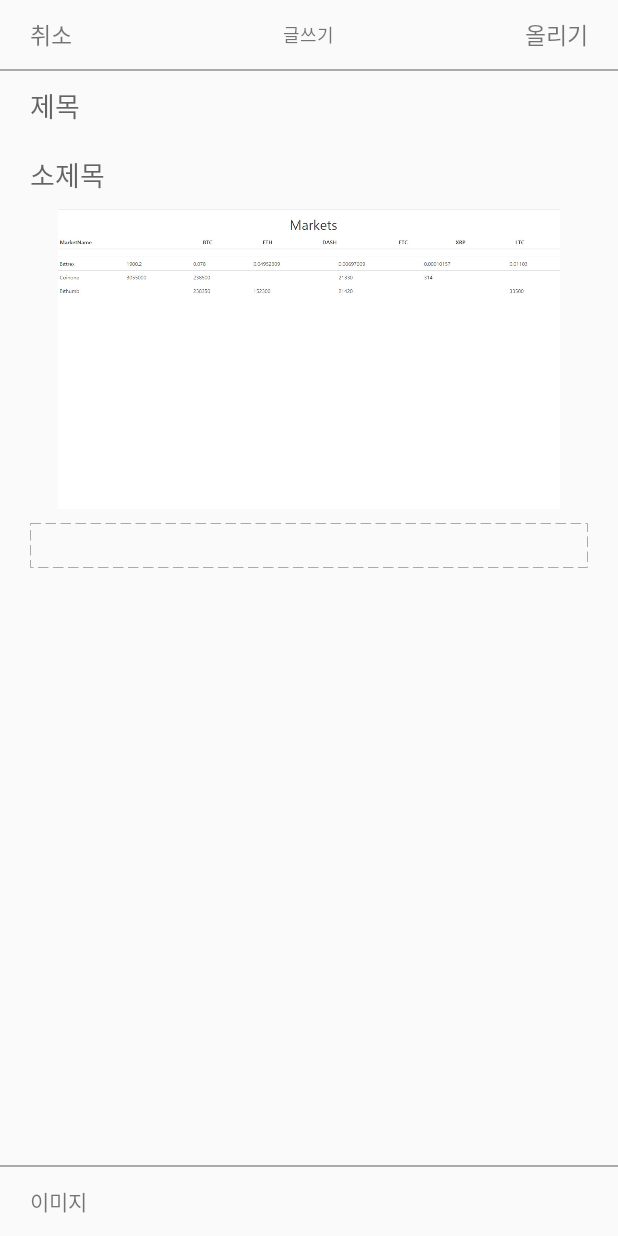
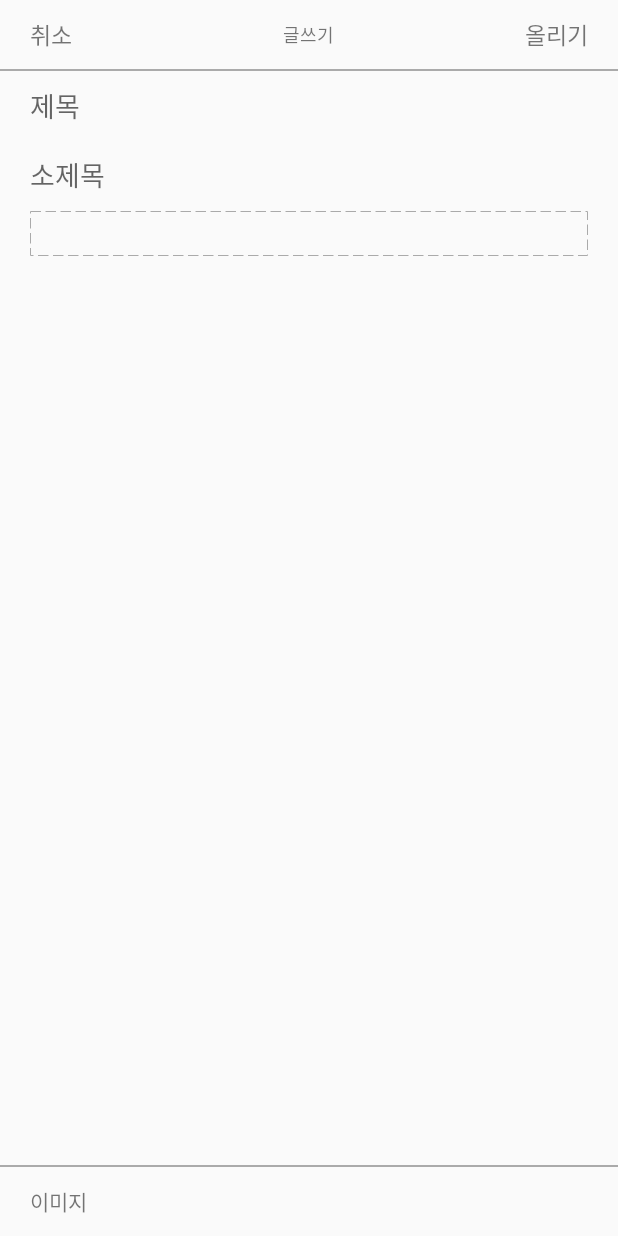
Before and after one commit to lowapple/PinEditor-android, an Android app: the screen it shows after launch (EditorActivity), on a phone screen of 412 x 824 dp. Run offline under Robolectric (Android 15) with nearby library versions, the phone set to English and light mode, and no system bars; Roboto replaces fonts that are not available here; 4 statements that could not run were skipped.

```diff
--- a/app/src/main/java/com/plancatlog/pineditor/Components/EditText/ComponentEditText.kt
+++ b/app/src/main/java/com/plancatlog/pineditor/Components/EditText/ComponentEditText.kt
@@ -35,7 +35,6 @@ open class ComponentEditText(context: Context) : ComponentBase() {
 
     fun requestFocus() {
         EditText().requestFocus()
-        lastCursor()
     }
 
     fun lastCursor() {
--- a/app/src/main/java/com/plancatlog/pineditor/Components/EditText/TextField.kt
+++ b/app/src/main/java/com/plancatlog/pineditor/Components/EditText/TextField.kt
@@ -26,7 +26,7 @@ open class TextField : EditText {
     }
 
     private fun init(context: Context) {
-        fontManager = FontManager(context)
+        fontManager = FontManager.GetInstance(context)
         this.setFont(FontName.NanumBarunGothicUltraLight)
         this.setImeOption()
     }
--- a/app/src/main/java/com/plancatlog/pineditor/EditorActivity.kt
+++ b/app/src/main/java/com/plancatlog/pineditor/EditorActivity.kt
@@ -38,8 +38,7 @@ open class EditorActivity : AppCompatActivity() {
             componentFactory.lastComponentRequest()
         }
 
-        componentFactory.addMediaImage(0)
-        componentFactory.addEditText(1)
+        componentFactory.addEditText(0)
         componentFactory.componentReload()
     }
 }
--- a/app/src/main/java/com/plancatlog/pineditor/Utils/FontManager.kt
+++ b/app/src/main/java/com/plancatlog/pineditor/Utils/FontManager.kt
@@ -32,4 +32,14 @@ class FontManager(context: Context) {
         else
             return null
     }
+
+    companion object {
+        var instance: FontManager? = null
+
+        fun GetInstance(context: Context): FontManager {
+            if (instance == null)
+                instance = FontManager(context)
+            return instance!!
+        }
+    }
 }
```
Also changed, not shown: app/src/main/java/com/plancatlog/pineditor/Components/ComponentFactory.kt (+6 -1 lines), app/src/main/java/com/plancatlog/pineditor/Toolbar/ToolbarFactory.kt (+14 -2 lines).
